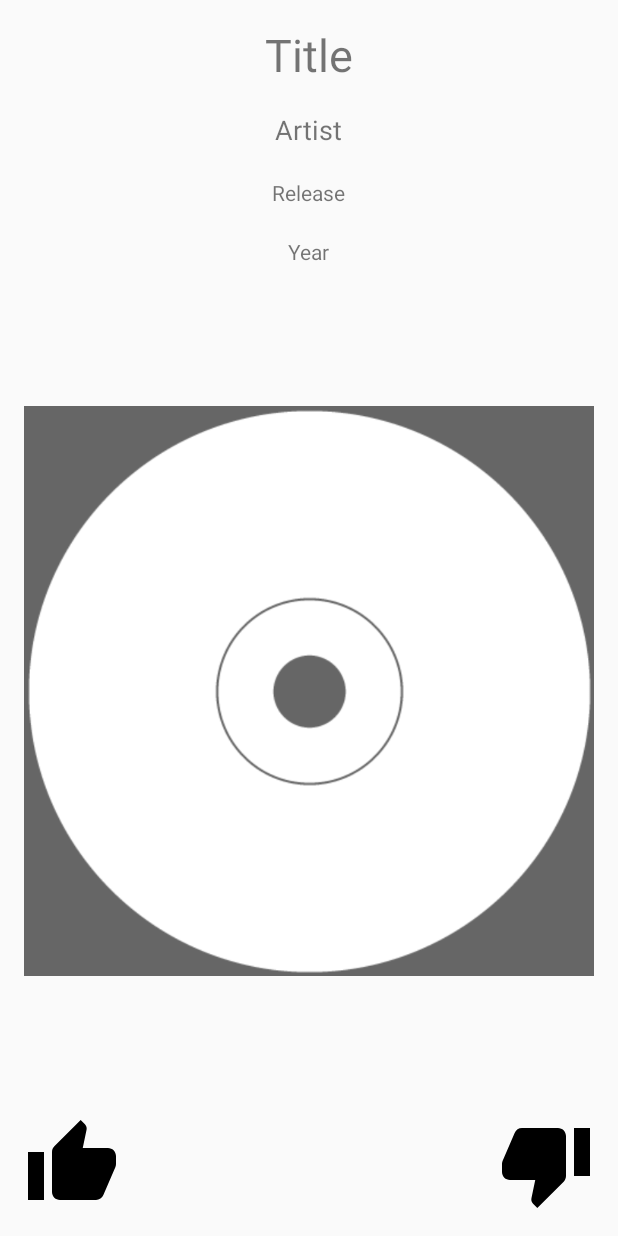
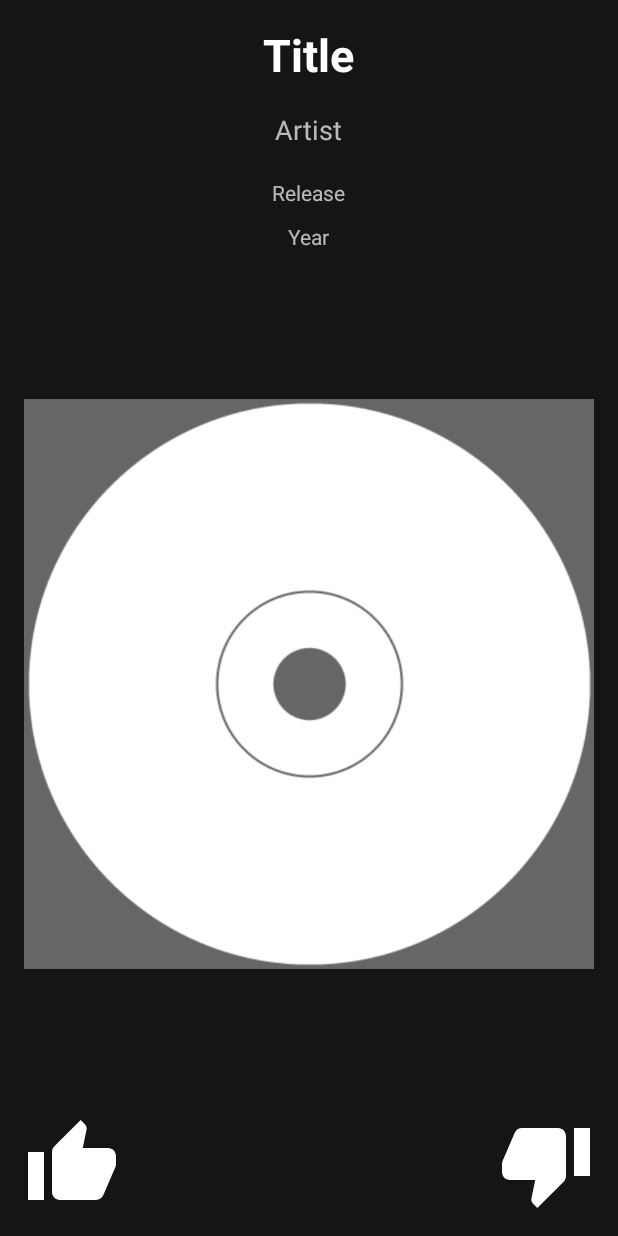
Before and after one commit to whippet-music/whippet-player, an Android app: the TrackActivity screen opened directly, with no data from a screen before it, on a phone screen of 412 x 824 dp. Run offline under Robolectric (Android 15) with nearby library versions, the phone set to English and light mode, and no system bars; network calls fail; 2 statements that could not run were skipped.

Commit message:
Major styles refactor

```diff
--- a/app/src/main/java/com/whippetmusic/whippetplayer/ExploreTab.java
+++ b/app/src/main/java/com/whippetmusic/whippetplayer/ExploreTab.java
@@ -15,6 +15,7 @@ import android.widget.ListView;
 import com.whippetmusic.whippetplayer.service.TrackService;
 import com.whippetmusic.whippetplayer.model.Track;
 import com.whippetmusic.whippetplayer.network.RetrofitFactory;
+import com.whippetmusic.whippetplayer.utils.TrackAdapter;
 
 import java.util.ArrayList;
 import java.util.List;
@@ -30,7 +31,7 @@ import retrofit2.Response;
 public class ExploreTab extends Fragment {
     private TrackService trackService;
     private ArrayList<Track> tracks;
-    private ArrayAdapter<Track> adapter;
+    private TrackAdapter adapter;
     private View rootView;
 
     private Handler responseHandler = new Handler() {
@@ -69,7 +70,7 @@ public class ExploreTab extends Fragment {
             }
         });
 
-        adapter = new ArrayAdapter<>(getActivity().getApplicationContext(), android.R.layout.simple_list_item_1, tracks);
+        adapter = new TrackAdapter(this.getContext(), tracks);
         tracksListView.setAdapter(adapter);
     }
 
--- a/app/src/main/java/com/whippetmusic/whippetplayer/MixTab.java
+++ b/app/src/main/java/com/whippetmusic/whippetplayer/MixTab.java
@@ -21,6 +21,7 @@ import com.whippetmusic.whippetplayer.model.MetaData;
 import com.whippetmusic.whippetplayer.model.Recommendation;
 import com.whippetmusic.whippetplayer.model.Track;
 import com.whippetmusic.whippetplayer.network.RetrofitFactory;
+import com.whippetmusic.whippetplayer.utils.TrackAdapter;
 
 import java.util.ArrayList;
 import java.util.Collection;
@@ -43,7 +44,7 @@ public class MixTab extends Fragment {
     private MetaDataService metaDataService;
     private TrackService trackService;
     private ArrayList<Track> tracks;
-    private ArrayAdapter<Track> adapter;
+    private TrackAdapter adapter;
     private View rootView;
 
     private Handler responseHandler = new Handler() {
@@ -153,7 +154,7 @@ public class MixTab extends Fragment {
             }
         });
 
-        adapter = new ArrayAdapter<>(getActivity().getApplicationContext(), android.R.layout.simple_list_item_1, tracks);
+        adapter = new TrackAdapter(this.getContext(), tracks);
         tracksListView.setAdapter(adapter);
     }
 
--- a/app/src/main/res/drawable/ic_thumb_down_black_64dp.xml
+++ /dev/null
@@ -1,4 +0,0 @@
-<vector android:height="64dp" android:viewportHeight="24.0"
-    android:viewportWidth="24.0" android:width="64dp" xmlns:android="http://schemas.android.com/apk/res/android">
-    <path android:fillColor="#FF000000" android:pathData="M15,3L6,3c-0.83,0 -1.54,0.5 -1.84,1.22l-3.02,7.05c-0.09,0.23 -0.14,0.47 -0.14,0.73v1.91l0.01,0.01L1,14c0,1.1 0.9,2 2,2h6.31l-0.95,4.57 -0.03,0.32c0,0.41 0.17,0.79 0.44,1.06L9.83,23l6.59,-6.59c0.36,-0.36 0.58,-0.86 0.58,-1.41L17,5c0,-1.1 -0.9,-2 -2,-2zM19,3v12h4L23,3h-4z"/>
-</vector>
--- /dev/null
+++ b/app/src/main/res/drawable/ic_thumb_down_red_64dp.xml
@@ -0,0 +1,4 @@
+<vector android:height="64dp" android:viewportHeight="24.0"
+    android:viewportWidth="24.0" android:width="64dp" xmlns:android="http://schemas.android.com/apk/res/android">
+    <path android:fillColor="#FFff4081" android:pathData="M15,3L6,3c-0.83,0 -1.54,0.5 -1.84,1.22l-3.02,7.05c-0.09,0.23 -0.14,0.47 -0.14,0.73v1.91l0.01,0.01L1,14c0,1.1 0.9,2 2,2h6.31l-0.95,4.57 -0.03,0.32c0,0.41 0.17,0.79 0.44,1.06L9.83,23l6.59,-6.59c0.36,-0.36 0.58,-0.86 0.58,-1.41L17,5c0,-1.1 -0.9,-2 -2,-2zM19,3v12h4L23,3h-4z"/>
+</vector>
--- /dev/null
+++ b/app/src/main/res/drawable/ic_thumb_down_white_64dp.xml
@@ -0,0 +1,4 @@
+<vector android:height="64dp" android:viewportHeight="24.0"
+    android:viewportWidth="24.0" android:width="64dp" xmlns:android="http://schemas.android.com/apk/res/android">
+    <path android:fillColor="#FFFFFFFF" android:pathData="M15,3L6,3c-0.83,0 -1.54,0.5 -1.84,1.22l-3.02,7.05c-0.09,0.23 -0.14,0.47 -0.14,0.73v1.91l0.01,0.01L1,14c0,1.1 0.9,2 2,2h6.31l-0.95,4.57 -0.03,0.32c0,0.41 0.17,0.79 0.44,1.06L9.83,23l6.59,-6.59c0.36,-0.36 0.58,-0.86 0.58,-1.41L17,5c0,-1.1 -0.9,-2 -2,-2zM19,3v12h4L23,3h-4z"/>
+</vector>
--- a/app/src/main/res/drawable/ic_thumb_up_black_64dp.xml
+++ /dev/null
@@ -1,4 +0,0 @@
-<vector android:height="64dp" android:viewportHeight="24.0"
-    android:viewportWidth="24.0" android:width="64dp" xmlns:android="http://schemas.android.com/apk/res/android">
-    <path android:fillColor="#FF000000" android:pathData="M1,21h4L5,9L1,9v12zM23,10c0,-1.1 -0.9,-2 -2,-2h-6.31l0.95,-4.57 0.03,-0.32c0,-0.41 -0.17,-0.79 -0.44,-1.06L14.17,1 7.59,7.59C7.22,7.95 7,8.45 7,9v10c0,1.1 0.9,2 2,2h9c0.83,0 1.54,-0.5 1.84,-1.22l3.02,-7.05c0.09,-0.23 0.14,-0.47 0.14,-0.73v-1.91l-0.01,-0.01L23,10z"/>
-</vector>
--- /dev/null
+++ b/app/src/main/res/drawable/ic_thumb_up_red_64dp.xml
@@ -0,0 +1,4 @@
+<vector android:height="64dp" android:viewportHeight="24.0"
+    android:viewportWidth="24.0" android:width="64dp" xmlns:android="http://schemas.android.com/apk/res/android">
+    <path android:fillColor="#FFff4081" android:pathData="M1,21h4L5,9L1,9v12zM23,10c0,-1.1 -0.9,-2 -2,-2h-6.31l0.95,-4.57 0.03,-0.32c0,-0.41 -0.17,-0.79 -0.44,-1.06L14.17,1 7.59,7.59C7.22,7.95 7,8.45 7,9v10c0,1.1 0.9,2 2,2h9c0.83,0 1.54,-0.5 1.84,-1.22l3.02,-7.05c0.09,-0.23 0.14,-0.47 0.14,-0.73v-1.91l-0.01,-0.01L23,10z"/>
+</vector>
--- /dev/null
+++ b/app/src/main/res/drawable/ic_thumb_up_white_64dp.xml
@@ -0,0 +1,4 @@
+<vector android:height="64dp" android:viewportHeight="24.0"
+    android:viewportWidth="24.0" android:width="64dp" xmlns:android="http://schemas.android.com/apk/res/android">
+    <path android:fillColor="#FFFFFFFF" android:pathData="M1,21h4L5,9L1,9v12zM23,10c0,-1.1 -0.9,-2 -2,-2h-6.31l0.95,-4.57 0.03,-0.32c0,-0.41 -0.17,-0.79 -0.44,-1.06L14.17,1 7.59,7.59C7.22,7.95 7,8.45 7,9v10c0,1.1 0.9,2 2,2h9c0.83,0 1.54,-0.5 1.84,-1.22l3.02,-7.05c0.09,-0.23 0.14,-0.47 0.14,-0.73v-1.91l-0.01,-0.01L23,10z"/>
+</vector>
--- a/app/src/main/res/layout/activity_track.xml
+++ b/app/src/main/res/layout/activity_track.xml
@@ -4,6 +4,7 @@
     xmlns:tools="http://schemas.android.com/tools"
     android:layout_width="match_parent"
     android:layout_height="match_parent"
+    android:background="@color/colorPrimary"
     android:paddingBottom="@dimen/activity_vertical_margin"
     android:paddingLeft="@dimen/activity_horizontal_margin"
     android:paddingRight="@dimen/activity_horizontal_margin"
@@ -14,38 +15,40 @@
         android:id="@+id/titleTextView"
         android:layout_width="wrap_content"
         android:layout_height="wrap_content"
+        android:layout_alignParentTop="true"
+        android:layout_centerHorizontal="true"
         android:text="Title"
+        android:textColor="@android:color/background_light"
         android:textSize="30sp"
-        android:layout_alignParentTop="true"
-        android:layout_centerHorizontal="true" />
+        android:textStyle="bold" />
 
     <TextView
         android:id="@+id/artistNameTextView"
         android:layout_width="wrap_content"
         android:layout_height="wrap_content"
+        android:layout_below="@+id/titleTextView"
+        android:layout_centerHorizontal="true"
         android:layout_marginTop="17dp"
         android:text="Artist"
-        android:textSize="18sp"
-        android:layout_below="@+id/titleTextView"
-        android:layout_centerHorizontal="true" />
+        android:textSize="18sp" />
 
     <TextView
         android:id="@+id/releaseTextView"
         android:layout_width="wrap_content"
         android:layout_height="wrap_content"
+        android:layout_below="@+id/artistNameTextView"
+        android:layout_centerHorizontal="true"
         android:layout_marginTop="20dp"
-        android:text="Release"
-        android:layout_below="@+id/artistNameTextView"
-        android:layout_centerHorizontal="true" />
+        android:text="Release" />
 
     <TextView
         android:id="@+id/yearTextView"
         android:layout_width="wrap_content"
         android:layout_height="wrap_content"
-        android:layout_marginTop="20dp"
-        android:text="Year"
         android:layout_below="@+id/releaseTextView"
-        android:layout_centerHorizontal="true" />
+        android:layout_centerHorizontal="true"
+        android:layout_marginTop="10dp"
+        android:text="Year" />
 
     <ImageView
         android:id="@+id/likeImageView"
@@ -54,7 +57,7 @@
         android:layout_alignParentBottom="true"
         android:layout_alignParentStart="true"
         android:clickable="true"
-        app:srcCompat="@drawable/ic_thumb_up_black_64dp" />
+        app:srcCompat="@drawable/ic_thumb_up_white_64dp" />
 
     <ImageView
         android:id="@+id/dislikeImageView"
@@ -64,7 +67,7 @@
         android:layout_alignParentEnd="true"
         android:adjustViewBounds="false"
         android:clickable="true"
-        app:srcCompat="@drawable/ic_thumb_down_black_64dp" />
+        app:srcCompat="@drawable/ic_thumb_down_white_64dp" />
 
     <ImageView
         android:id="@+id/imageView5"
--- a/app/src/main/res/values/colors.xml
+++ b/app/src/main/res/values/colors.xml
@@ -1,6 +1,6 @@
 <?xml version="1.0" encoding="utf-8"?>
 <resources>
-    <color name="colorPrimary">#3F51B5</color>
-    <color name="colorPrimaryDark">#303F9F</color>
+    <color name="colorPrimary">#151515</color>
+    <color name="colorPrimaryDark">#151515</color>
     <color name="colorAccent">#ff4081</color>
 </resources>
--- a/app/src/main/res/values/styles.xml
+++ b/app/src/main/res/values/styles.xml
@@ -1,7 +1,7 @@
 <resources>
 
     <!-- Base application theme. -->
-    <style name="AppTheme" parent="Theme.AppCompat.Light.NoActionBar">
+    <style name="AppTheme" parent="Theme.AppCompat.NoActionBar">
         <!-- Customize your theme here. -->
         <item name="colorPrimary">@color/colorPrimary</item>
         <item name="colorPrimaryDark">@color/colorPrimaryDark</item>
```
Also changed, not shown: app/src/main/java/com/whippetmusic/whippetplayer/TrackActivity.java (+11 -2 lines), app/src/main/java/com/whippetmusic/whippetplayer/utils/TrackAdapter.java (added, +66 -0 lines).
